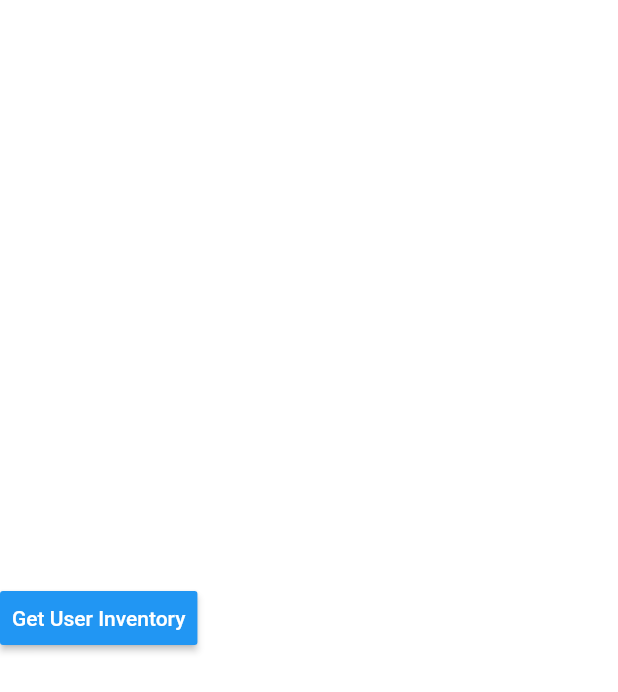
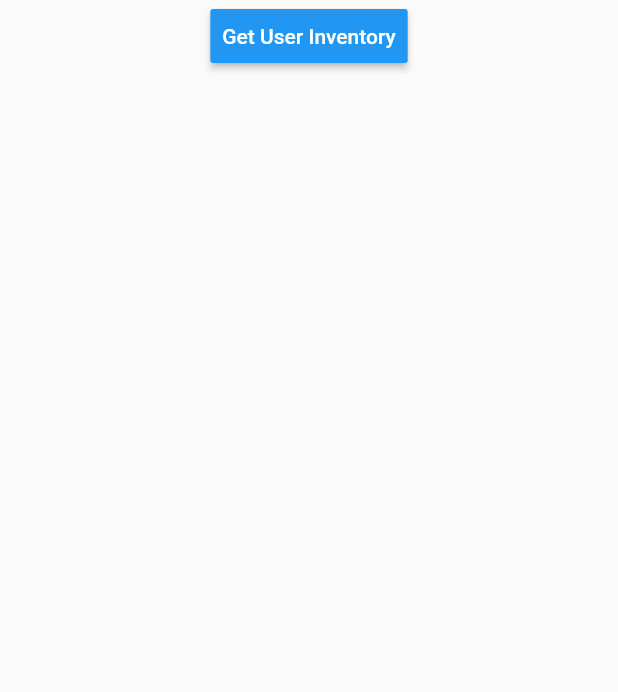
Before and after one commit to flutterexcel/flutter_excellence_hr, a Flutter app: the ShowInventory screen opened by its route, on a phone screen of 412 x 824 dp. Shown: the top 692 px of the screen. Run offline on Flutter 3.47's test engine with Material 2 defaults, Android fonts, the phone set to English and light mode, and no system bars; our stand-ins replace bloc, equatable, flutter_bloc, shared_preferences; accounts and stored records are empty.

Commit message:
inventory features

```diff
--- a/lib/bloc/inventory/inventory_event.dart
+++ b/lib/bloc/inventory/inventory_event.dart
@@ -1,4 +1,5 @@
 import 'package:equatable/equatable.dart';
+import '../../model/inventory/inventory.dart';
 
 class InventoryEvent extends Equatable {
   List<Object> get props => [];
@@ -6,4 +7,15 @@ class InventoryEvent extends Equatable {
 
 class UserInventory extends InventoryEvent {}
 
-class LoadInventory extends InventoryEvent {}
+class LoadInventory extends InventoryEvent {
+  int count = 0;
+  InventoryDetails data;
+  bool enablecomment = false;
+  String comment;
+  LoadInventory({this.data, this.count, this.enablecomment, this.comment});
+}
+
+class InventoryHistory extends InventoryEvent {
+  final history;
+  InventoryHistory({this.history});
+}
--- a/lib/bloc/inventory/inventory_state.dart
+++ b/lib/bloc/inventory/inventory_state.dart
@@ -11,9 +11,18 @@ class InventoryLoading extends InventoryState {}
 
 class InventorySuccess extends InventoryState {
   final InventoryDetails data;
-  InventorySuccess({this.data});
+  int count = 0;
+  bool enablecomment = false;
+  String comment;
+  InventorySuccess({this.data, this.count, this.enablecomment, this.comment});
+  List<Object> get props => [count, enablecomment, comment];
 }
 
 class InventoryFailure extends InventoryState {}
 
 class InventoryInitial extends InventoryState {}
+
+class ShowHistory extends InventoryState {
+  final history;
+  ShowHistory({this.history});
+}
--- /dev/null
+++ b/lib/model/inventory/audit_current_month.dart
@@ -0,0 +1,21 @@
+class AuditCurrentMonthStatus {
+  String year;
+  String month;
+  bool status;
+
+  AuditCurrentMonthStatus({this.year, this.month, this.status});
+
+  AuditCurrentMonthStatus.fromJson(Map<String, dynamic> json) {
+    year = json['year'];
+    month = json['month'];
+    status = json['status'];
+  }
+
+  Map<String, dynamic> toJson() {
+    final Map<String, dynamic> data = Map<String, dynamic>();
+    data['year'] = this.year;
+    data['month'] = this.month;
+    data['status'] = this.status;
+    return data;
+  }
+}
--- /dev/null
+++ b/lib/model/inventory/history.dart
@@ -0,0 +1,56 @@
+class History {
+  String id;
+  String inventoryId;
+  String updatedByUserId;
+  String assignUnassignUserId;
+  String comment;
+  String updatedAt;
+  String commentType;
+  String updatedByUser;
+  String updatedByUserJobTitle;
+  String assignUnassignUserName;
+  String assignUnassignJobTitle;
+
+  History(
+      {this.id,
+      this.inventoryId,
+      this.updatedByUserId,
+      this.assignUnassignUserId,
+      this.comment,
+      this.updatedAt,
+      this.commentType,
+      this.updatedByUser,
+      this.updatedByUserJobTitle,
+      this.assignUnassignUserName,
+      this.assignUnassignJobTitle});
+
+  History.fromJson(Map<String, dynamic> json) {
+    id = json['id'];
+    inventoryId = json['inventory_id'];
+    updatedByUserId = json['updated_by_user_id'];
+    assignUnassignUserId = json['assign_unassign_user_id'];
+    comment = json['comment'];
+    updatedAt = json['updated_at'];
+    commentType = json['comment_type'];
+    updatedByUser = json['updated_by_user'];
+    updatedByUserJobTitle = json['updated_by_user_job_title'];
+    assignUnassignUserName = json['assign_unassign_user_name'];
+    assignUnassignJobTitle = json['assign_unassign_job_title'];
+  }
+
+  Map<String, dynamic> toJson() {
+    final Map<String, dynamic> data = Map<String, dynamic>();
+    data['id'] = this.id;
+    data['inventory_id'] = this.inventoryId;
+    data['updated_by_user_id'] = this.updatedByUserId;
+    data['assign_unassign_user_id'] = this.assignUnassignUserId;
+    data['comment'] = this.comment;
+    data['updated_at'] = this.updatedAt;
+    data['comment_type'] = this.commentType;
+    data['updated_by_user'] = this.updatedByUser;
+    data['updated_by_user_job_title'] = this.updatedByUserJobTitle;
+    data['assign_unassign_user_name'] = this.assignUnassignUserName;
+    data['assign_unassign_job_title'] = this.assignUnassignJobTitle;
+    return data;
+  }
+}
--- a/lib/model/inventory/user_assign_machine.dart
+++ b/lib/model/inventory/user_assign_machine.dart
@@ -1,3 +1,6 @@
+import 'audit_current_month.dart';
+import 'history.dart';
+
 class UserAssignMachine {
   String id;
   String machineType;
@@ -21,6 +24,8 @@ class UserAssignMachine {
   String assignDate;
   String name;
   String workEmail;
+  AuditCurrentMonthStatus auditCurrentMonthStatus;
+  List<History> history;
 
   UserAssignMachine({
     this.id,
@@ -45,6 +50,8 @@ class UserAssignMachine {
     this.assignDate,
     this.name,
     this.workEmail,
+    //this.auditCurrentMonthStatus,
+    this.history,
   });
 
   UserAssignMachine.fromJson(Map<String, dynamic> json) {
@@ -70,10 +77,19 @@ class UserAssignMachine {
     assignDate = json['assign_date'];
     name = json['name'];
     workEmail = json['work_email'];
+    // auditCurrentMonthStatus = json['audit_current_month_status'] != null
+    //     ? AuditCurrentMonthStatus.fromJson(json['audit_current_month_status'])
+    //     : null;
+    if (json['history'] != null) {
+      history = List<History>();
+      json['history'].forEach((v) {
+        history.add(History.fromJson(v));
+      });
+    }
   }
 
   Map<String, dynamic> toJson() {
-    final Map<String, dynamic> data = new Map<String, dynamic>();
+    final Map<String, dynamic> data = Map<String, dynamic>();
     data['id'] = this.id;
     data['machine_type'] = this.machineType;
     data['machine_name'] = this.machineName;
@@ -96,7 +112,13 @@ class UserAssignMachine {
     data['assign_date'] = this.assignDate;
     data['name'] = this.name;
     data['work_email'] = this.workEmail;
-
+    // if (this.auditCurrentMonthStatus != null) {
+    //   data['audit_current_month_status'] =
+    //       this.auditCurrentMonthStatus.toJson();
+    // }
+    if (this.history != null) {
+      data['history'] = this.history.map((v) => v.toJson()).toList();
+    }
     return data;
   }
 }
--- a/lib/screens/show_inventory.dart
+++ b/lib/screens/show_inventory.dart
@@ -1,15 +1,34 @@
 import 'dart:core';
 import 'package:flutter/material.dart';
 import 'package:flutter_bloc/flutter_bloc.dart';
+import 'package:flutter_excellence_hr/model/inventory/history.dart';
+import 'package:flutter_excellence_hr/resources/app_colors.dart';
 import '../bloc/inventory/inventory.dart';
 import '../model/inventory/user_assign_machine.dart';
+
+class KeyValueModel {
+  String key;
+  String value;
+
+  KeyValueModel({this.key, this.value});
+}
 
 class ShowInventory extends StatelessWidget {
   //final Inventory api = Inventory();
 
   @override
   Widget build(BuildContext context) {
+    final GlobalKey<FormState> _key = GlobalKey<FormState>();
+    final _commentController = TextEditingController();
+    bool _autoValidate = false;
+
     final _inventoryBloc = BlocProvider.of<InventoryBloc>(context);
+    List<KeyValueModel> _datas = [
+      KeyValueModel(key: "", value: "Select your Audit Report"),
+      KeyValueModel(key: "all_good", value: "Nothing To Report (all good)"),
+      KeyValueModel(key: "issue", value: "Issue To Report"),
+      KeyValueModel(key: "critical_issue", value: "Critical Issue To Report"),
+    ];
 
     _onGetInventoryPressed() {
       _inventoryBloc.add(LoadInventory());
@@ -17,60 +36,132 @@ class ShowInventory extends StatelessWidget {
 
     return BlocBuilder<InventoryBloc, InventoryState>(
       builder: (context, state) {
-        print(state.toString());
         if (state is InventoryLoading) {
           return Center(
             child: CircularProgressIndicator(),
           );
         }
-        if (state is InventorySuccess) {
-          print(state.toString());
-          print('====');
-          // UserProfileDetail userprofile =
-          //     UserProfileDetail.fromJson(state.data.userProfile);
-          // print(userprofile.jobtitle);
-          print('----------');
-          //print(state.data.userMachine.toList());
-          // UserAssignMachine usermachine =
-          //     UserAssignMachine.fromJson(state.data.userMachine.toJson());
-          final items = state.data.userMachine.toList();
+
         return Scaffold(
             body: Container(
-                  child: ListView.builder(
+          child: Column(
+            children: <Widget>[
+              if (state is InventoryInitial) ...{
+                Center(
+                  child: RaisedButton(
+                    padding: const EdgeInsets.all(8.0),
+                    textColor: Colors.white,
+                    color: Colors.blue,
+                    onPressed: state is InventoryLoading
+                        ? () {}
+                        : _onGetInventoryPressed,
+                    child: Text("Get User Inventory"),
+                  ),
+                ),
+              },
+              if (state is InventorySuccess) ...{
+                ListView.builder(
+                  scrollDirection: Axis.vertical,
+                  shrinkWrap: true,
                   // Let the ListView know how many items it needs to build.
-            itemCount: items.length,
+                  itemCount: state.data.userMachine.length,
                   // Provide a builder function. This is where the magic happens.
                   // Convert each item into a widget based on the type of item it is.
                   itemBuilder: (context, index) {
-              final item = items[index];
-              print(item);
-              UserAssignMachine usermachine = UserAssignMachine.fromJson(item);
+                    final item = state.data.userMachine[index];
+
+                    UserAssignMachine usermachine =
+                        UserAssignMachine.fromJson(item);
                     return ListTile(
                       title: Text(usermachine.machineName),
+                      onTap: () {
+                        _inventoryBloc.add(LoadInventory(
+                            data: state.data,
+                            count: index,
+                            enablecomment: false));
+                      },
                     );
                   },
-          )));
-          //print(items.length);
-
-          // print(usermachine);
-        }
-        return Container(
-          child: Row(
-            children: <Widget>[
+                ),
+                SizedBox(
+                  height: 10,
+                ),
+                Form(
+                    child: Container(
+                  child: Column(
+                    children: [
+                      Container(
+                        padding: EdgeInsets.all(20.0),
+                        child: DropdownButton<String>(
+                          items: _datas
+                              .map((data) => DropdownMenuItem<String>(
+                                    child: Text(data.value),
+                                    value: data.key,
+                                  ))
+                              .toList(),
+                          onChanged: (String key) {
+                            _inventoryBloc.add(LoadInventory(
+                                data: state.data,
+                                enablecomment: true,
+                                comment: key));
+                          },
+                          hint: Text('Select Your Audit Report'),
+                        ),
+                      ),
+                      SizedBox(
+                        height: 10,
+                      ),
+                      state.enablecomment
+                          ? Container(
+                              child: Column(
+                                children: [
+                                  TextFormField(
+                                    controller: _commentController,
+                                    decoration: InputDecoration(
+                                      border: OutlineInputBorder(),
+                                      labelText: 'Comment',
+                                    ),
+                                  ),
                                   RaisedButton(
-                padding: const EdgeInsets.all(8.0),
                                     textColor: Colors.white,
-                color: Colors.blue,
-                onPressed:
-                    state is InventoryLoading ? () {} : _onGetInventoryPressed,
-                child: Text("Get User Inventory"),
+                                    color: AppColors.BTN_BLACK_COLOR,
+                                    shape: RoundedRectangleBorder(
+                                        borderRadius: BorderRadius.all(
+                                            Radius.circular(5.0))),
+                                    child: Text('Submit'),
+                                    onPressed: () {},
                                   ),
                                 ],
                               ),
+                            )
+                          : Center(),
+                    ],
+                  ),
+                )),
+                ListView.builder(
+                  scrollDirection: Axis.vertical,
+                  shrinkWrap: true,
+                  // Let the ListView know how many items it needs to build.
+                  itemCount: 5,
+                  // Provide a builder function. This is where the magic happens.
+                  // Convert each item into a widget based on the type of item it is.
+                  itemBuilder: (context, index) {
+                    final itemmachine = state.data.userMachine[state.count];
+
+                    UserAssignMachine usermachine =
+                        UserAssignMachine.fromJson(itemmachine);
+                    final item = usermachine.history[index];
+                    History userhistory = History.fromJson(item.toJson());
+                    return ListTile(
+                      title: Text(userhistory.comment),
                     );
                   },
+                ),
+              },
+            ],
+          ),
+        ));
+      },
     );
-    //
-    // InventoryState state = _inventoryBloc.state;
   }
 }
```
Also changed, not shown: lib/bloc/inventory/inventory_bloc.dart (+30 -6 lines), lib/model/inventory/add_inventory_audit.dart (added, +30 -0 lines), lib/services/inventory/add_inventory_audit.dart (added, +34 -0 lines), lib/services/inventory/get_inventory.dart (renamed from lib/services/get_inventory.dart, +4 -4 lines), pubspec.lock. Lines whose indentation alone changed are shown as unchanged.
